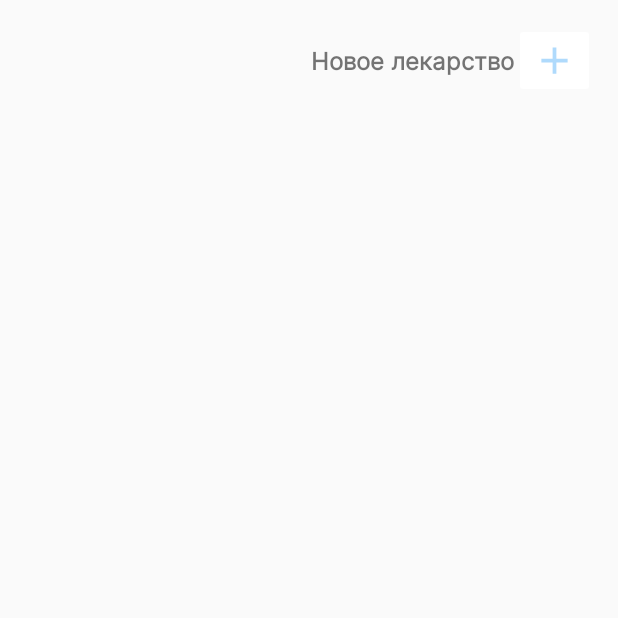
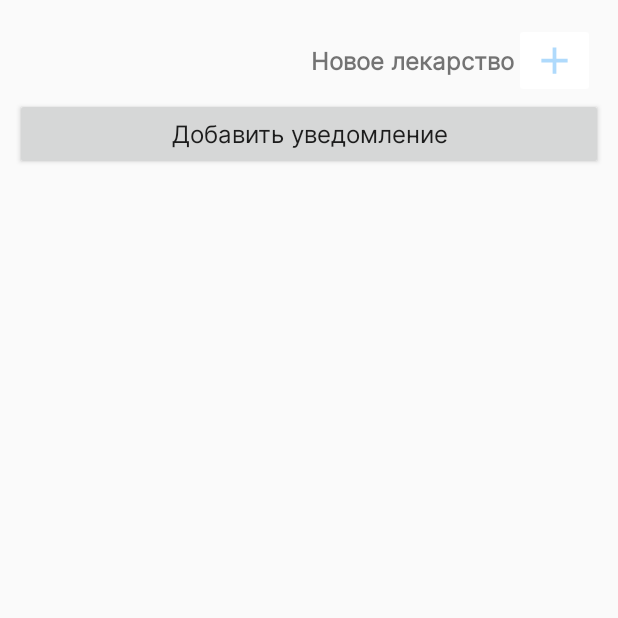
Before and after one commit to BadLog1n/MedsTime, an Android app: the screen it shows after launch (MainActivity), on a phone screen of 412 x 824 dp, the top half of it. Run offline under Robolectric (Android 15) with nearby library versions, the phone set to English and light mode, and no system bars.

Commit message:
Добавлен интерфейс установки уведомлений

```diff
--- a/app/src/main/java/com/oneseed/medstime/MainActivity.java
+++ b/app/src/main/java/com/oneseed/medstime/MainActivity.java
@@ -10,6 +10,7 @@ import android.widget.Button;
 import android.widget.EditText;
 import android.widget.LinearLayout;
 import android.widget.Spinner;
+import android.widget.TimePicker;
 import android.widget.Toast;
 
 import androidx.appcompat.app.AppCompatActivity;
@@ -31,16 +32,36 @@ public class MainActivity extends AppCompatActivity {
         super.onCreate(savedInstanceState);
         setContentView(R.layout.activity_main);
         Button addNewMedButton = findViewById(R.id.addNewMedButton);
+        Button addTimerBtn = findViewById(R.id.addTimerBtn);
+        Button setTimerBtn = findViewById(R.id.setTimerBtn);
         Spinner countSpinner = findViewById(R.id.countSpinner);
         EditText newMedicineText = findViewById(R.id.newMedicineEditText);
         LinearLayout addMedsLayout = findViewById(R.id.addMedsLayout);
         LinearLayout addMedsLayoutHeader = findViewById(R.id.addMedsLayoutHeader);
         LinearLayout addMedsBtnLayout = findViewById(R.id.addMedsBtnLayout);
+        TimePicker timePicker = (TimePicker) findViewById(R.id.timePicker);
+        timePicker.setIs24HourView(true);
 
         setInitialData(dates());
         RecyclerView medsRecyclerView = findViewById(R.id.medsRc);
         MedsAdapter adapter = new MedsAdapter(this, meds);
         medsRecyclerView.setAdapter(adapter);
+
+        addTimerBtn.setOnClickListener(v -> {
+            if (addTimerBtn.getText().equals("Отмена")){
+                timePicker.setVisibility(View.GONE);
+                addTimerBtn.setText("Добавить уведомление");
+                medsRecyclerView.setVisibility(View.VISIBLE);
+                setTimerBtn.setVisibility(View.GONE);
+            }
+            else {
+                timePicker.setVisibility(View.VISIBLE);
+                addTimerBtn.setText("Отмена");
+                medsRecyclerView.setVisibility(View.GONE);
+                setTimerBtn.setVisibility(View.VISIBLE);
+            }
+        });
+
 
         addMedsBtnLayout.setOnClickListener(v -> {
             addMedsLayout.setVisibility(View.VISIBLE);
--- a/app/src/main/res/layout/activity_main.xml
+++ b/app/src/main/res/layout/activity_main.xml
@@ -136,6 +136,33 @@
         </LinearLayout>
     </ScrollView>
 
+    <Button
+        android:id="@+id/addTimerBtn"
+        android:layout_width="match_parent"
+        android:layout_height="wrap_content"
+        android:text="Добавить уведомление"
+        android:textAllCaps="false"
+        android:fontFamily="@font/inter"
+        android:textSize="16sp"
+        app:cornerRadius="100dp" />
+
+    <TimePicker
+        android:id="@+id/timePicker"
+        android:layout_width="match_parent"
+        android:layout_height="wrap_content"
+        android:visibility="gone"/>
+
+    <Button
+        android:id="@+id/setTimerBtn"
+        android:layout_width="match_parent"
+        android:layout_height="wrap_content"
+        android:text="Установить уведомление"
+        android:textAllCaps="false"
+        android:visibility="gone"
+        android:fontFamily="@font/inter"
+        android:textSize="16sp"
+        app:cornerRadius="100dp" />
+
     <androidx.recyclerview.widget.RecyclerView
         android:id="@+id/medsRc"
         android:layout_width="match_parent"
@@ -143,4 +170,6 @@
         app:layoutManager="androidx.recyclerview.widget.LinearLayoutManager"
         tools:listitem="@layout/meds_item" />
 
+
+
 </LinearLayout>
```
